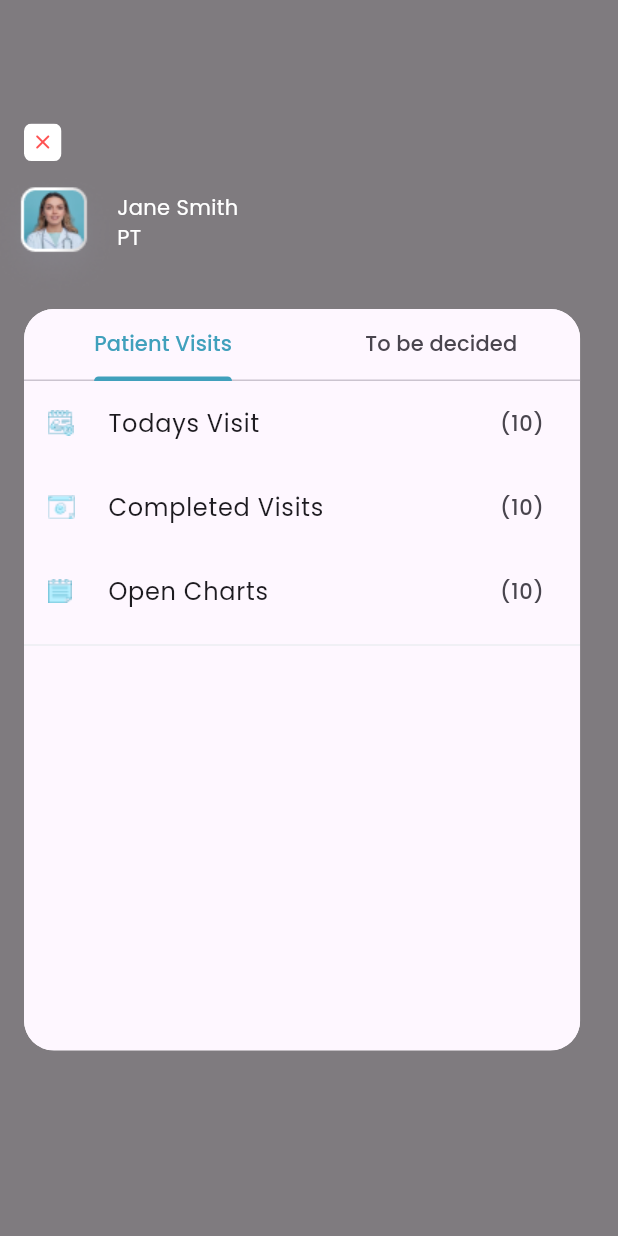
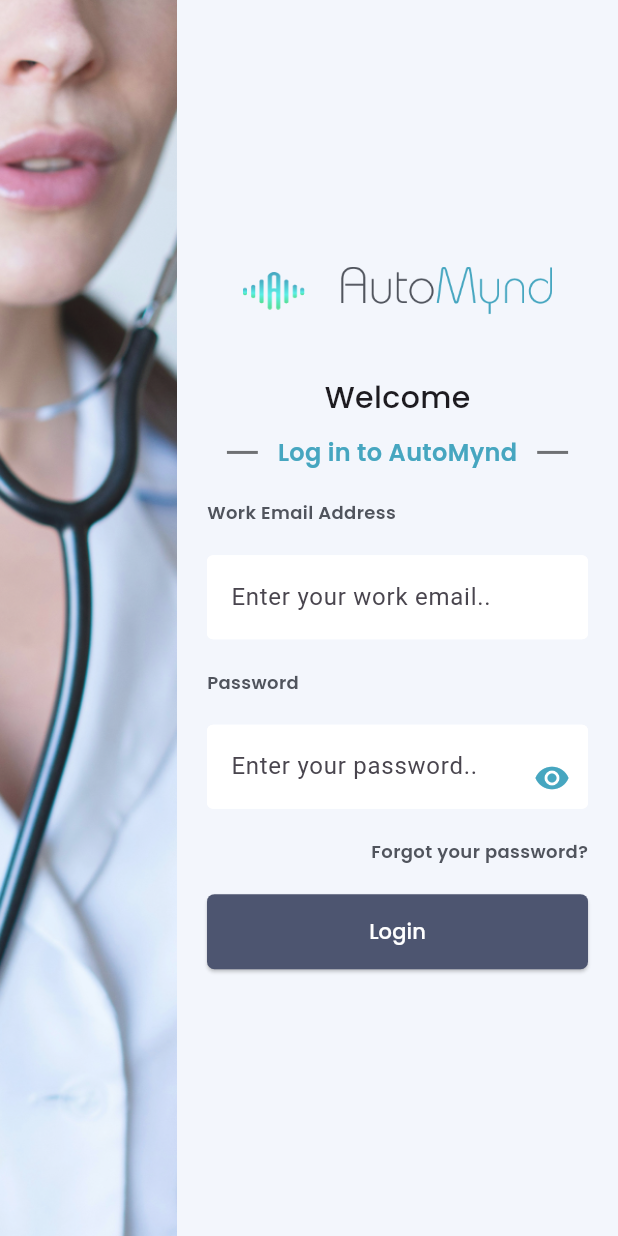
Before and after one commit to KhushiGoyal08/Freelance, a Flutter app: the screen it shows after launch, on a phone screen of 412 x 824 dp. Run offline on Flutter 3.47's test engine with Material 3 defaults, Android fonts, the phone set to English and light mode, and no system bars; our stand-ins replace device_preview, dio, get, google_fonts.

Commit message:
loginscreen added

```diff
--- a/lib/main.dart
+++ b/lib/main.dart
@@ -1,5 +1,6 @@
 import 'package:device_preview/device_preview.dart';
 import 'package:flutter/material.dart';
+import 'package:freelance/pages/weatherapi/login%20page.dart';
 import 'package:freelance/pages/weatherapi/patientVisitPage.dart';
 import 'package:freelance/pages/weatherapi/weatherpage.dart';
 import 'package:get/get.dart';
@@ -29,7 +30,7 @@ class MyApp extends StatelessWidget {
         colorScheme: ColorScheme.fromSeed(seedColor: Colors.deepPurple),
         useMaterial3: true,
       ),
-      home: PatientVisitPage(),
+      home: LoginScreen(),
     );
   }
 }
--- /dev/null
+++ b/lib/pages/weatherapi/login page.dart
@@ -0,0 +1,165 @@
+import 'package:flutter/cupertino.dart';
+import 'package:flutter/material.dart';
+import 'package:flutter/widgets.dart';
+import 'package:google_fonts/google_fonts.dart';
+
+class LoginScreen extends StatelessWidget {
+  const LoginScreen({super.key});
+
+  @override
+  Widget build(BuildContext context) {
+    return Scaffold(
+      resizeToAvoidBottomInset: false,
+        backgroundColor: const Color.fromRGBO(243, 246, 252, 1),
+        body:Row(
+
+          children: [
+            const Image(image: AssetImage('assets/doctorlogin.png'),),
+            Expanded(
+              child: Padding(
+                padding: const EdgeInsets.all(20),
+                child: Column(
+                  mainAxisAlignment: MainAxisAlignment.center,
+                  crossAxisAlignment: CrossAxisAlignment.start,
+                  children: [
+                    Positioned(
+                      top: MediaQuery.of(context).size.height * 0.2,
+                      left: MediaQuery.of(context).size.width * 0.4,
+                      child: Row(
+                        mainAxisAlignment: MainAxisAlignment.center,
+                        children: [
+                          Image(
+                              image: const AssetImage('assets/signlogin.png'),
+                              width: MediaQuery.of(context).size.width * 0.1),
+                          Image(
+                            image: const AssetImage('assets/automynd.png'),
+                            width: MediaQuery.of(context).size.width * 0.4,
+                          ),
+                        ],
+                      ),
+                    ),
+                    SizedBox(height: MediaQuery.of(context).size.height*0.05,),
+
+                    Center(
+                      child: Text(
+                        'Welcome',
+                        style: GoogleFonts.poppins(
+                            fontSize: 20, fontWeight: FontWeight.w500),
+                      ),
+                    ),
+                   const  SizedBox(
+                      height: 10,
+                    ),
+                    Row(
+                      mainAxisAlignment: MainAxisAlignment.spaceEvenly,
+
+                      children: [
+                        SizedBox(height:2 , width:MediaQuery.of(context).size.width*0.05,child: Container(color: Colors.black54,),),
+                        Text(
+                          'Log in to AutoMynd',
+                          style: GoogleFonts.poppins(
+                              fontSize: 16,
+                              fontWeight: FontWeight.w600,
+                              color: const Color.fromRGBO(70, 166, 192, 1)),
+                        ),
+                        SizedBox(height:2 , width:MediaQuery.of(context).size.width*0.05,child: Container(color: Colors.black54,),),
+                      ],
+                    ),
+                  const   SizedBox(
+                      height: 20,
+                    ),
+                    Text(
+                      'Work Email Address',
+                      style: GoogleFonts.poppins(
+                          fontSize: 12,
+                          fontWeight: FontWeight.w600,
+                          color: const Color.fromRGBO(80, 84, 93, 1)),
+                    ),
+                  const   SizedBox(
+                      height: 20,
+                    ),
+                    TextFormField(
+
+                      decoration: const InputDecoration(
+                          hintText: 'Enter your work email..',
+                          enabledBorder: OutlineInputBorder(
+                            borderSide: BorderSide(color: Colors.white),
+                          ),
+                          filled: true,
+                          fillColor: Colors.white),
+                    ),
+                  const   SizedBox(
+                      height: 20,
+                    ),
+                    Text(
+                      'Password',
+                      style: GoogleFonts.poppins(
+                          fontSize: 12,
+                          fontWeight: FontWeight.w600,
+                          color: const Color.fromRGBO(80, 84, 93, 1)),
+                    ),
+                 const   SizedBox(
+                      height: 20,
+                    ),
+                    TextFormField(
+                      obscureText: true,
+                      decoration: InputDecoration(
+                        suffixIcon: IconButton(
+                          onPressed: () {},
+                          icon: const Padding(
+                            padding: EdgeInsets.only(top: 15.0),
+                            child: Icon(
+                              Icons.remove_red_eye,
+                              color: Color.fromRGBO(70, 166, 192, 1),
+                            ),
+                          ),
+                        ),
+                        hintText: 'Enter your password..',
+                        enabledBorder: const OutlineInputBorder(
+                          borderSide: BorderSide(color: Colors.white),
+                        ),
+                        filled: true,
+                        fillColor: Colors.white,
+                      ),
+                    ),
+                  const  SizedBox(
+                      height: 20,
+                    ),
+                    Row(
+                      children: [
+                        const Spacer(),
+                        GestureDetector(
+                          child: Text(
+                            'Forgot your password?',
+                            style: GoogleFonts.poppins(
+                                fontSize: 12,
+                                fontWeight: FontWeight.w600,
+                                color: const Color.fromRGBO(80, 84, 93, 1)),
+                          ),
+                        ),
+                      ],
+                    ),
+                    const SizedBox(
+                      height: 20,
+                    ),
+                    ElevatedButton(
+                        style: ElevatedButton.styleFrom(
+                          shape: RoundedRectangleBorder(
+                            borderRadius: BorderRadius.circular(5.0),
+                          ),
+                          backgroundColor: const Color.fromRGBO(77, 85, 112, 1),
+                          minimumSize: const Size.fromHeight(50),
+                        ),
+                        onPressed: () {},
+                        child: Text(
+                          'Login',
+                          style: GoogleFonts.poppins(color: Colors.white),
+                        ))
+                  ],
+                ),
+              ),
+            ),
+          ],
+        ));
+  }
+}
```
Also changed, not shown: assets/automynd.png (added), assets/doctorlogin.png (added), assets/signlogin.png (added).
